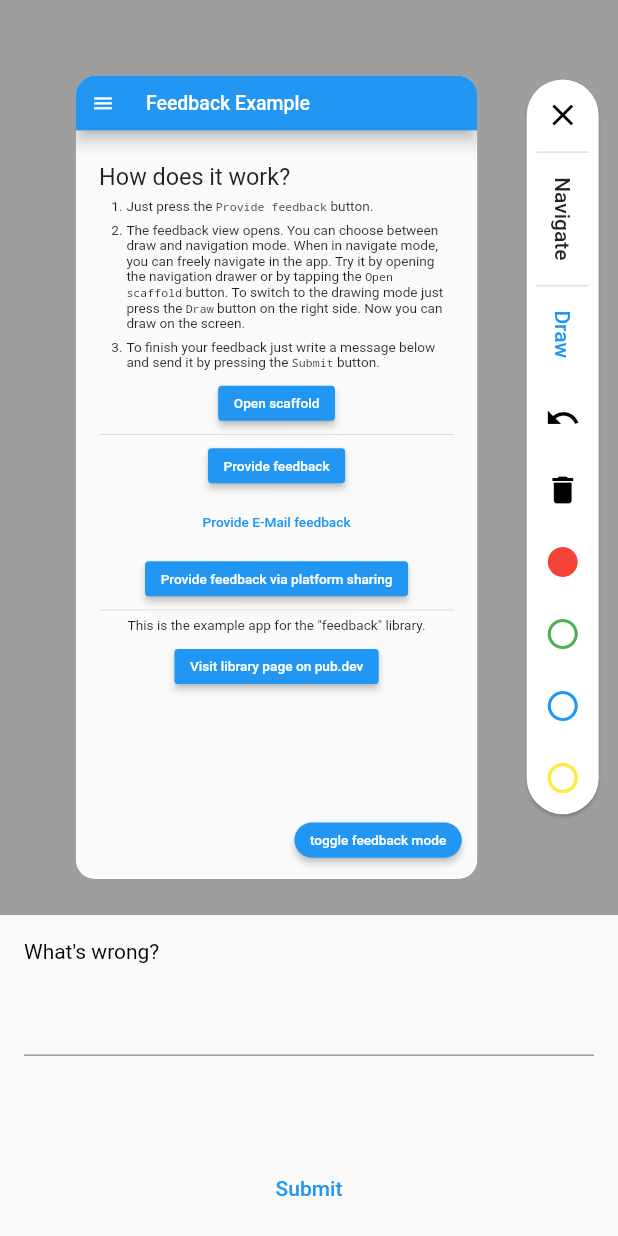
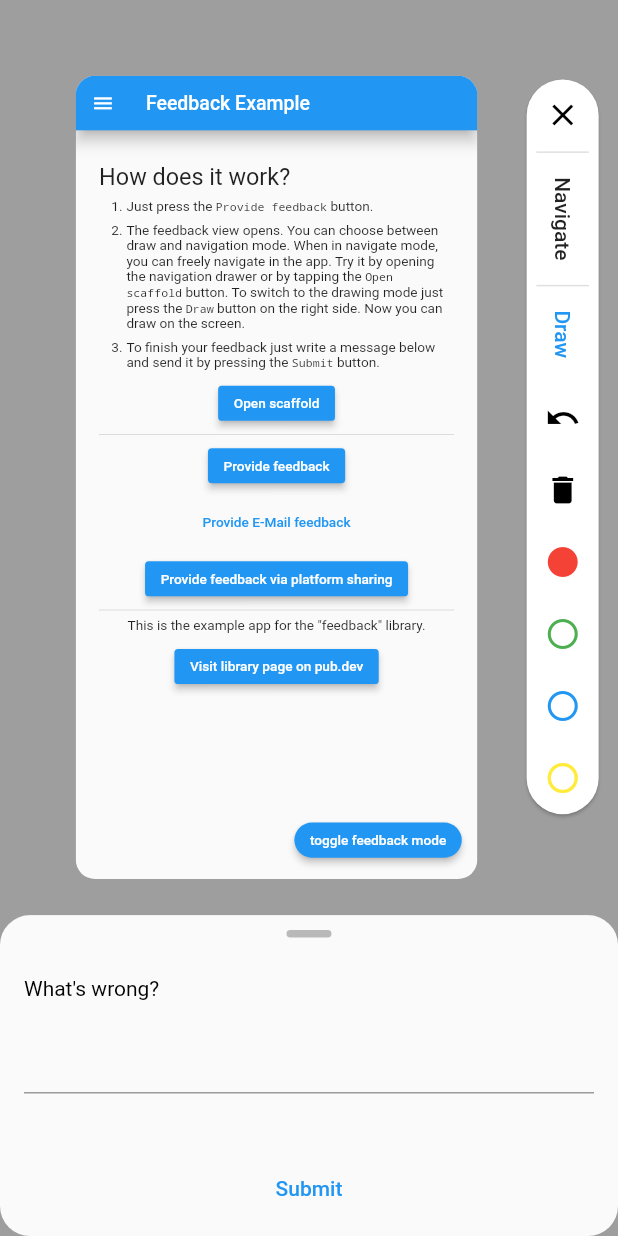
Before and after one commit to ueman/feedback, a Flutter app: the screen it shows after launch, after a tap on "Provide feedback", on a phone screen of 412 x 824 dp. Run offline on Flutter 3.47's test engine with Material 2 defaults, Android fonts, the phone set to English and light mode, and no system bars; drawn by our look-alikes of flutter_markdown; our stand-ins replace share_plus; missing offline and left inert: flutter_email_sender.

Commit message:
first shot at expandable bottom sheet

```diff
--- a/example/lib/custom_feedback.dart
+++ b/example/lib/custom_feedback.dart
@@ -51,10 +51,14 @@ enum FeedbackRating {
 /// The submit button is disabled until the user provides the feedback type. All
 /// other fields are optional.
 class CustomFeedbackForm extends StatefulWidget {
-  const CustomFeedbackForm({Key? key, required this.onSubmit})
-      : super(key: key);
+  const CustomFeedbackForm({
+    Key? key,
+    required this.onSubmit,
+    required this.controller,
+  }) : super(key: key);
 
   final OnSubmit onSubmit;
+  final ScrollController controller;
 
   @override
   _CustomFeedbackFormState createState() => _CustomFeedbackFormState();
@@ -69,6 +73,7 @@ class _CustomFeedbackFormState extends State<CustomFeedbackForm> {
       children: [
         Expanded(
           child: ListView(
+            //controller: widget.controller,
             padding: const EdgeInsets.fromLTRB(16, 16, 16, 0),
             children: [
               const Text('What kind of feedback do you want to give?'),
--- a/example/lib/main.dart
+++ b/example/lib/main.dart
@@ -43,7 +43,8 @@ class _MyAppState extends State<MyApp> {
       // If custom feedback is not enabled, supply null and the default text
       // feedback form will be used.
       feedbackBuilder: _useCustomFeedback
-          ? (context, onSubmit) => CustomFeedbackForm(onSubmit: onSubmit)
+          ? (context, onSubmit, controller) =>
+              CustomFeedbackForm(onSubmit: onSubmit, controller: controller)
           : null,
       theme: FeedbackThemeData(
         background: Colors.grey,
@@ -54,6 +55,7 @@ class _MyAppState extends State<MyApp> {
           Colors.blue,
           Colors.yellow,
         ],
+        enableBottomSheetExpansion: true,
       ),
       localizationsDelegates: const [
         GlobalMaterialLocalizations.delegate,
--- a/lib/src/better_feedback.dart
+++ b/lib/src/better_feedback.dart
@@ -16,7 +16,8 @@ typedef OnSubmit = void Function(
 
 /// A function that returns a Widget that prompts the user for feedback and
 /// calls [OnSubmit] when the user wants to submit their feedback.
-typedef FeedbackBuilder = Widget Function(BuildContext, OnSubmit);
+typedef FeedbackBuilder = Widget Function(
+    BuildContext, OnSubmit, ScrollController);
 
 /// Function which gets called when the user submits his feedback.
 /// [feedback] is the user generated feedback. A string, by default.
--- a/lib/src/feedback_bottom_sheet.dart
+++ b/lib/src/feedback_bottom_sheet.dart
@@ -1,3 +1,5 @@
+import 'dart:math';
+
 import 'package:feedback/src/better_feedback.dart';
 import 'package:feedback/src/theme/feedback_theme.dart';
 import 'package:flutter/material.dart';
@@ -8,26 +10,67 @@ class FeedbackBottomSheet extends StatelessWidget {
     Key? key,
     required this.feedbackBuilder,
     required this.onSubmit,
+    required this.collapsedHeight,
   }) : super(key: key);
 
   final FeedbackBuilder feedbackBuilder;
   final OnSubmit onSubmit;
+  final double collapsedHeight;
 
   @override
   Widget build(BuildContext context) {
-    // We need to supply a navigator so that the contents of the bottom sheet
-    // have access to an overlay (overlays are used by many material widgets
-    // such as `TextField` and `DropDownButton`.
-    // Typically, the navigator would be provided by a `MaterialApp`, but
-    // `BetterFeedback` is used above `MaterialApp` in the widget tree so that
-    // the nested navigation in navigate mode works properly.
-    return Navigator(
-      onGenerateRoute: (_) => MaterialPageRoute<void>(
-        builder: (context) => Material(
-          color: FeedbackTheme.of(context).feedbackSheetColor,
-          child: feedbackBuilder(context, onSubmit),
-        ),
+    return SafeArea(
+      child: DraggableScrollableSheet(
+        minChildSize: collapsedHeight / MediaQuery.of(context).size.height,
+        initialChildSize: collapsedHeight / MediaQuery.of(context).size.height,
+        builder: (context, scrollController) {
+          // We need to supply a navigator so that the contents of the bottom
+          // sheet have access to an overlay (overlays are used by many material
+          // widgets such as `TextField` and `DropDownButton`.
+          // Typically, the navigator would be provided by a `MaterialApp`, but
+          // `BetterFeedback` is used above `MaterialApp` in the widget tree so
+          // that the nested navigation in navigate mode works properly.
+          return ClipRRect(
+            borderRadius: const BorderRadius.all(
+              Radius.circular(
+                20,
+              ),
+            ),
+            child: Material(
+              color: FeedbackTheme.of(context).feedbackSheetColor,
+              child: Column(
+                children: [
+                  SingleChildScrollView(
+                    controller: scrollController,
+                    child: Center(
+                      child: Container(
+                        margin: const EdgeInsets.symmetric(vertical: 10),
+                        height: 5,
+                        width: 30,
+                        decoration: BoxDecoration(
+                          color: Colors.black26,
+                          borderRadius: BorderRadius.circular(5),
+                        ),
+                      ),
+                    ),
+                  ),
+                  Expanded(
+                    child: Navigator(
+                      onGenerateRoute: (_) => MaterialPageRoute<void>(
+                        builder: (context) => feedbackBuilder(
+                            context, onSubmit, scrollController),
+                      ),
+                    ),
+                  ),
+                ],
+              ),
+            ),
+          );
+        },
       ),
     );
   }
+
+  double expandedHeight(BuildContext context) =>
+      MediaQuery.of(context).size.height - MediaQuery.of(context).padding.top;
 }
--- a/lib/src/feedback_builder/string_feedback.dart
+++ b/lib/src/feedback_builder/string_feedback.dart
@@ -5,7 +5,11 @@ import 'package:flutter/material.dart';
 import 'package:flutter/cupertino.dart';
 
 /// Prompt the user for feedback using `StringFeedback`.
-Widget simpleFeedbackBuilder(BuildContext context, OnSubmit onSubmit) =>
+Widget simpleFeedbackBuilder(
+  BuildContext context,
+  OnSubmit onSubmit,
+  ScrollController scrollController,
+) =>
     StringFeedback(onSubmit: onSubmit);
 
 /// A form that prompts the user for feedback with a single text field.
--- a/lib/src/feedback_widget.dart
+++ b/lib/src/feedback_widget.dart
@@ -171,16 +171,10 @@ class FeedbackWidgetState extends State<FeedbackWidget>
                   // especially if the keyboard is shown
                   bottom: MediaQuery.of(context).viewInsets.bottom,
                   right: 0,
-                  height: MediaQuery.of(context).size.height *
-                      // height should be screen size minus the bottom edge of
-                      // screenshot widget:
-                      //   1 - (scaleOrigin + height*scaleFactor)
-                      (1 - (.35 / 2 + 1.65 / 2 * .65)),
+                  height: MediaQuery.of(context).size.height,
                   child: SlideTransition(
                     position: Tween(begin: const Offset(0, 1), end: Offset.zero)
                         .animate(animation),
-                    child: Padding(
-                      padding: const EdgeInsets.only(top: 24),
                     child: FeedbackBottomSheet(
                       feedbackBuilder: widget.feedbackBuilder,
                       onSubmit: (
@@ -197,7 +191,12 @@ class FeedbackWidgetState extends State<FeedbackWidget>
                         );
                         painterController.clear();
                       },
-                      ),
+                      collapsedHeight: MediaQuery.of(context).size.height *
+                              // height should be screen size minus the bottom
+                              // edge of screenshot widget:
+                              //   1 - (scaleOrigin + height*scaleFactor)
+                              (1 - (.35 / 2 + 1.65 / 2 * .65)) -
+                          24,
                     ),
                   ),
                 ),
--- a/lib/src/theme/feedback_theme.dart
+++ b/lib/src/theme/feedback_theme.dart
@@ -30,6 +30,7 @@ class FeedbackThemeData {
     this.activeFeedbackModeColor = _blue,
     this.drawColors = _defaultDrawColors,
     this.bottomSheetDescriptionStyle = _defaultBottomSheetDescriptionStyle,
+    this.enableBottomSheetExpansion = false,
   }) :
         // if the user chooses to supply custom drawing colors,
         // make sure there is at least on color to draw with
@@ -54,6 +55,9 @@ class FeedbackThemeData {
 
   /// Text Style of the text above of the feedback text input.
   final TextStyle bottomSheetDescriptionStyle;
+
+  /// Whether or not to expand the bottom feedback sheet when it's active.
+  final bool enableBottomSheetExpansion;
 }
 
 class FeedbackTheme extends InheritedTheme {
```
Also changed, not shown: 1 other file. Lines whose indentation alone changed are shown as unchanged.
